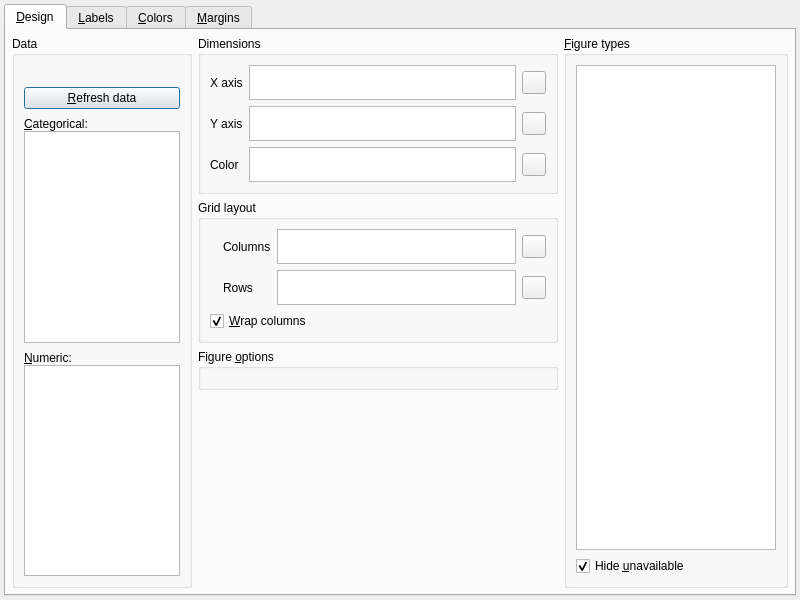
Qt form coquery/gui/ui/visualizationDesigner.ui (gkunter/coquery) before a commit.
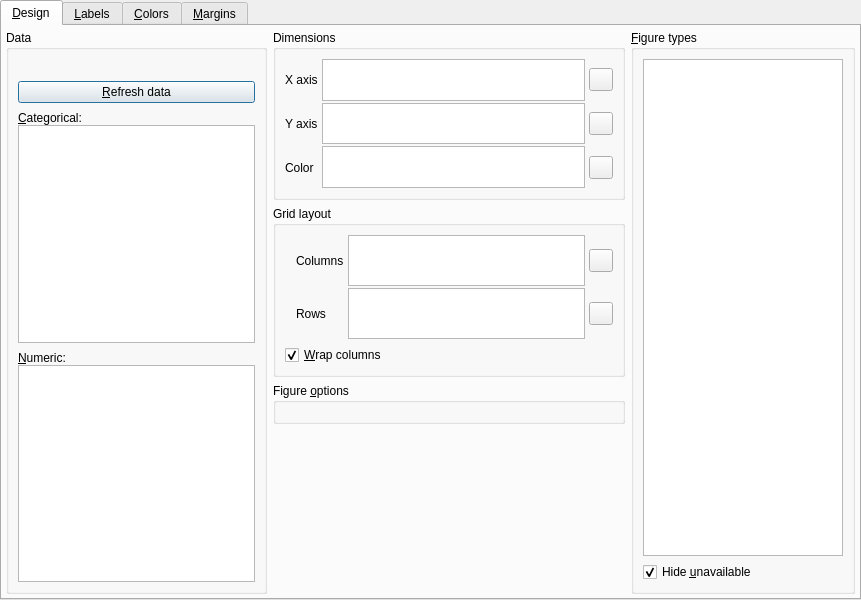
The same form after that commit. Custom widgets are drawn as their Qt base class.

Commit message: Adjust layout to be more macOS-compliant

Diff of the .ui file:
```diff
--- a/coquery/gui/ui/visualizationDesigner.ui
+++ b/coquery/gui/ui/visualizationDesigner.ui
@@ -6,7 +6,7 @@
    <rect>
     <x>0</x>
     <y>0</y>
-    <width>800</width>
+    <width>861</width>
     <height>600</height>
    </rect>
   </property>
@@ -14,8 +14,17 @@
    <string>Visualization designer – Coquery</string>
   </property>
   <layout class="QVBoxLayout" name="verticalLayout_4">
-   <property name="margin">
-    <number>4</number>
+   <property name="leftMargin">
+    <number>0</number>
+   </property>
+   <property name="topMargin">
+    <number>0</number>
+   </property>
+   <property name="rightMargin">
+    <number>0</number>
+   </property>
+   <property name="bottomMargin">
+    <number>0</number>
    </property>
    <item>
     <widget class="QTabWidget" name="tab_widget">
@@ -26,14 +35,20 @@
       <attribute name="title">
        <string>&amp;Design</string>
       </attribute>
-      <layout class="QHBoxLayout" name="horizontalLayout" stretch="1,2,0">
-       <property name="spacing">
-        <number>6</number>
+      <layout class="QGridLayout" name="gridLayout_8">
+       <property name="leftMargin">
+        <number>4</number>
        </property>
-       <property name="margin">
-        <number>6</number>
+       <property name="topMargin">
+        <number>4</number>
        </property>
-       <item>
+       <property name="rightMargin">
+        <number>4</number>
+       </property>
+       <property name="bottomMargin">
+        <number>4</number>
+       </property>
+       <item row="0" column="0" rowspan="4">
         <widget class="QGroupBox" name="group_variables">
          <property name="title">
           <string>Data</string>
@@ -113,9 +128,7 @@
          </layout>
         </widget>
        </item>
-       <item>
-        <layout class="QVBoxLayout" name="verticalLayout_6" stretch="0,0,0,1">
-         <item>
+       <item row="0" column="1">
           <widget class="QGroupBox" name="group_data">
            <property name="sizePolicy">
             <sizepolicy hsizetype="Preferred" vsizetype="Expanding">
@@ -129,6 +142,12 @@
            <layout class="QVBoxLayout" name="verticalLayout_7">
             <item>
              <layout class="QGridLayout" name="gridLayout_3">
+            <property name="horizontalSpacing">
+             <number>4</number>
+            </property>
+            <property name="verticalSpacing">
+             <number>2</number>
+            </property>
               <item row="0" column="1" rowspan="3">
                <widget class="CoqFeatureTray" name="tray_data_x">
                 <property name="sizePolicy">
@@ -206,7 +225,63 @@
            </layout>
           </widget>
          </item>
+       <item row="0" column="2" rowspan="4">
+        <widget class="QGroupBox" name="group_figures">
+         <property name="title">
+          <string>&amp;Figure types</string>
+         </property>
+         <layout class="QVBoxLayout" name="verticalLayout_3">
          <item>
+           <widget class="QListWidget" name="list_figures">
+            <property name="sizePolicy">
+             <sizepolicy hsizetype="Fixed" vsizetype="Expanding">
+              <horstretch>0</horstretch>
+              <verstretch>0</verstretch>
+             </sizepolicy>
+            </property>
+            <property name="minimumSize">
+             <size>
+              <width>200</width>
+              <height>0</height>
+             </size>
+            </property>
+            <property name="maximumSize">
+             <size>
+              <width>200</width>
+              <height>16777215</height>
+             </size>
+            </property>
+            <property name="horizontalScrollBarPolicy">
+             <enum>Qt::ScrollBarAlwaysOff</enum>
+            </property>
+            <property name="editTriggers">
+             <set>QAbstractItemView::NoEditTriggers</set>
+            </property>
+            <property name="showDropIndicator" stdset="0">
+             <bool>false</bool>
+            </property>
+            <property name="verticalScrollMode">
+             <enum>QAbstractItemView::ScrollPerPixel</enum>
+            </property>
+            <property name="viewMode">
+             <enum>QListView::IconMode</enum>
+            </property>
+           </widget>
+          </item>
+          <item>
+           <widget class="QCheckBox" name="check_hide_unavailable">
+            <property name="text">
+             <string>Hide &amp;unavailable</string>
+            </property>
+            <property name="checked">
+             <bool>true</bool>
+            </property>
+           </widget>
+          </item>
+         </layout>
+        </widget>
+       </item>
+       <item row="1" column="1">
           <widget class="QGroupBox" name="group_layout">
            <property name="title">
             <string>Grid layout</string>
@@ -214,8 +289,11 @@
            <layout class="QVBoxLayout" name="verticalLayout_5">
             <item>
              <layout class="QGridLayout" name="gridLayout">
-              <property name="margin">
-               <number>0</number>
+            <property name="horizontalSpacing">
+             <number>4</number>
+            </property>
+            <property name="verticalSpacing">
+             <number>2</number>
               </property>
               <item row="0" column="3">
                <spacer name="verticalSpacer_5">
@@ -367,15 +445,19 @@
            </layout>
           </widget>
          </item>
-         <item>
+       <item row="2" column="1">
           <widget class="QGroupBox" name="group_custom">
            <property name="title">
             <string>Figure &amp;options</string>
            </property>
-           <layout class="QVBoxLayout" name="layout_custom"/>
-          </widget>
-         </item>
-         <item>
+         <layout class="QVBoxLayout" name="layout_custom">
+          <property name="spacing">
+           <number>2</number>
+          </property>
+         </layout>
+        </widget>
+       </item>
+       <item row="3" column="1">
           <spacer name="verticalSpacer_11">
            <property name="orientation">
             <enum>Qt::Vertical</enum>
@@ -383,68 +465,10 @@
            <property name="sizeHint" stdset="0">
             <size>
              <width>20</width>
-             <height>40</height>
+           <height>154</height>
             </size>
            </property>
           </spacer>
-         </item>
-        </layout>
-       </item>
-       <item>
-        <widget class="QGroupBox" name="group_figures">
-         <property name="title">
-          <string>&amp;Figure types</string>
-         </property>
-         <layout class="QVBoxLayout" name="verticalLayout_3">
-          <item>
-           <widget class="QListWidget" name="list_figures">
-            <property name="sizePolicy">
-             <sizepolicy hsizetype="Fixed" vsizetype="Expanding">
-              <horstretch>0</horstretch>
-              <verstretch>0</verstretch>
-             </sizepolicy>
-            </property>
-            <property name="minimumSize">
-             <size>
-              <width>200</width>
-              <height>0</height>
-             </size>
-            </property>
-            <property name="maximumSize">
-             <size>
-              <width>200</width>
-              <height>16777215</height>
-             </size>
-            </property>
-            <property name="horizontalScrollBarPolicy">
-             <enum>Qt::ScrollBarAlwaysOff</enum>
-            </property>
-            <property name="editTriggers">
-             <set>QAbstractItemView::NoEditTriggers</set>
-            </property>
-            <property name="showDropIndicator" stdset="0">
-             <bool>false</bool>
-            </property>
-            <property name="verticalScrollMode">
-             <enum>QAbstractItemView::ScrollPerPixel</enum>
-            </property>
-            <property name="viewMode">
-             <enum>QListView::IconMode</enum>
-            </property>
-           </widget>
-          </item>
-          <item>
-           <widget class="QCheckBox" name="check_hide_unavailable">
-            <property name="text">
-             <string>Hide &amp;unavailable</string>
-            </property>
-            <property name="checked">
-             <bool>true</bool>
-            </property>
-           </widget>
-          </item>
-         </layout>
-        </widget>
        </item>
       </layout>
      </widget>
```
Left out of the diff: 31 changed lines with no effect on the pictures. Lines whose indentation alone changed are shown as unchanged. The commit also changes 1 other file.
